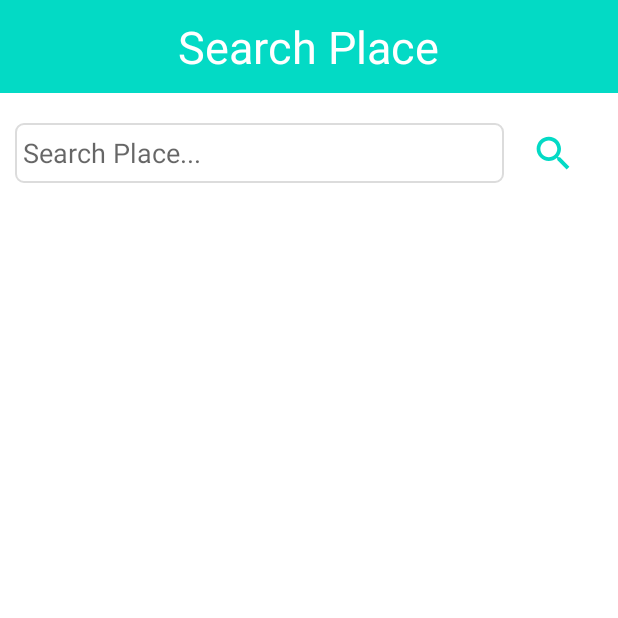
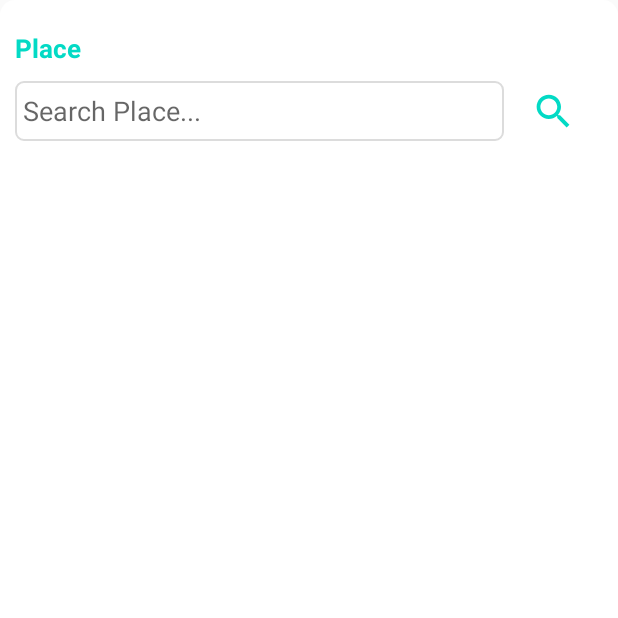
Before and after one commit to kajal148/YM, an Android app: the SearchActivity screen opened directly, with no data from a screen before it, on a phone screen of 412 x 824 dp, the top half of it. Run offline under Robolectric (Android 15) with nearby library versions, the phone set to English and light mode, and no system bars; our stand-ins replace Firebase (no records; nobody signed in at launch, a user with empty details on screens opened directly); 1 statement that could not run was skipped.

Commit message:
Added changes across the overall page

```diff
--- a/app/src/main/java/com/kajal/ym/AdapterClass.java
+++ b/app/src/main/java/com/kajal/ym/AdapterClass.java
@@ -20,10 +20,12 @@ public class AdapterClass extends RecyclerView.Adapter<AdapterClass.MyViewHolder
 
     private Context context;
     private List<Uri> imageList;
+    private Boolean isBrochure;
 
-    public AdapterClass(Context context, List<Uri> imageList) {
+    public AdapterClass(Context context, List<Uri> imageList, Boolean isBrochure) {
         this.context = context;
         this.imageList= imageList;
+        this.isBrochure = isBrochure;
     }
 
     public class MyViewHolder extends RecyclerView.ViewHolder {
@@ -56,7 +58,7 @@ public class AdapterClass extends RecyclerView.Adapter<AdapterClass.MyViewHolder
         holder.removeBtn.setOnClickListener(new View.OnClickListener() {
             @Override
             public void onClick(View v) {
-                ((MainActivity) context).removeImage(position,imageList);
+                ((MainActivity) context).removeImage(position,imageList, isBrochure);
             }
         });
 
--- a/app/src/main/res/layout/activity_search.xml
+++ b/app/src/main/res/layout/activity_search.xml
@@ -2,31 +2,24 @@
 <LinearLayout android:layout_width="match_parent"
     android:layout_height="match_parent"
     android:orientation="vertical"
-    android:background="#fff"
+    android:padding="10dp"
+    android:background="@drawable/round_bg"
     xmlns:android="http://schemas.android.com/apk/res/android">
 
-    <RelativeLayout
-        android:layout_width="match_parent"
+    <TextView
+        android:id="@+id/text_place"
+        android:layout_width="wrap_content"
         android:layout_height="wrap_content"
-        android:padding="5dp"
-        android:background="@color/colorAccent">
-
-        <TextView
-            android:layout_width="wrap_content"
-            android:layout_height="wrap_content"
-            android:layout_gravity="center"
-            android:padding="5dp"
-            android:text="Search Place"
-            android:layout_centerInParent="true"
-            android:textColor="#fff"
-            android:textSize="30sp" />
-    </RelativeLayout>
+        android:layout_marginTop="10dp"
+        android:textSize="17sp"
+        android:textStyle="bold"
+        android:textColor="@color/colorAccent"
+        android:text="Place"/>
 
     <LinearLayout
         android:layout_width="match_parent"
         android:layout_height="wrap_content"
         android:orientation="horizontal"
-        android:padding="10dp"
         android:layout_marginTop="10dp">
 
         <EditText
```
Also changed, not shown: app/src/main/java/com/kajal/ym/MainActivity.java (+35 -114 lines), app/src/main/java/com/kajal/ym/Places.java (+5 -19 lines), app/src/main/java/com/kajal/ym/SearchActivity.java (+23 -12 lines), app/src/main/res/layout/activity_main.xml (+14 -11 lines).
